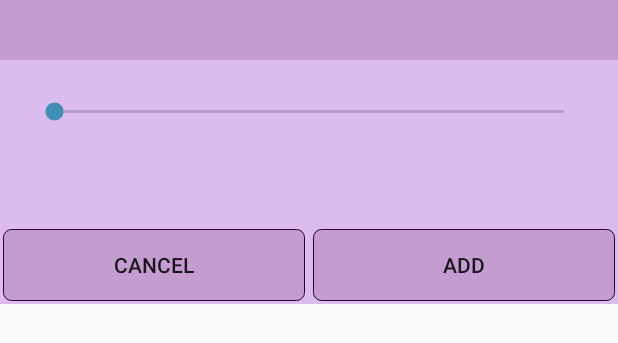
After one commit to kuza2010/recipe_book, an Android app: the layout alter_diallog_view.xml on its own in the app's theme, with its tools: preview values and no code run, on a phone screen of 412 x 824 dp. The commit adds this screen. Shown: the top 343 px of the screen. Run offline under Robolectric (Android 15) with nearby library versions, the phone set to English and light mode, and no system bars; network calls fail.

Commit message:
alert dialog added
Signed-off-by: Artyom <danilinartem1997@gmail.com>

```diff
--- /dev/null
+++ b/app/src/main/res/drawable/alter_dialog_button_background.xml
@@ -0,0 +1,10 @@
+<?xml version="1.0" encoding="UTF-8"?>
+<shape xmlns:android="http://schemas.android.com/apk/res/android"
+    android:padding="12dp"
+    android:shape="rectangle" >
+    <solid android:color="@color/AlterDialogBackground" />
+    <stroke
+        android:width="0.5dp"
+        android:color="@color/BBlack"/>
+    <corners android:radius="@dimen/corner_radius"/>
+</shape>
--- a/app/src/main/res/layout/add_product_activity.xml
+++ b/app/src/main/res/layout/add_product_activity.xml
@@ -16,6 +16,7 @@
             android:id="@+id/search_app_compat_edit_text"
             android:layout_width="match_parent"
             android:layout_height="wrap_content"
+            android:inputType="text"
             android:hint="@string/add_product_hint"/>
 
         <ProgressBar
--- /dev/null
+++ b/app/src/main/res/layout/alter_diallog_view.xml
@@ -0,0 +1,69 @@
+<?xml version="1.0" encoding="utf-8"?>
+<RelativeLayout
+    xmlns:android="http://schemas.android.com/apk/res/android"
+    android:layout_width="match_parent"
+    android:layout_height="wrap_content"
+    android:background="@color/BSearchPopupBackground">
+
+    <TextView
+        android:id="@+id/title"
+        android:layout_width="match_parent"
+        android:layout_height="40dp"
+        android:background="@color/AlterDialogBackground"
+        android:gravity="center"
+        style="@style/AlterDialogTextViewBlueBerryStyle"/>
+
+    <LinearLayout
+        android:id="@+id/interact_layout"
+        android:layout_below="@+id/title"
+        android:layout_width="match_parent"
+        android:layout_height="wrap_content"
+        android:layout_margin="@dimen/horizontal_layout_margin_20"
+        android:orientation="vertical">
+
+        <SeekBar
+            android:id="@+id/seek_bar"
+            android:paddingTop="@dimen/standart_padding"
+            android:layout_width="match_parent"
+            android:layout_height="wrap_content"/>
+
+        <android.support.v7.widget.AppCompatTextView
+            android:layout_marginTop="@dimen/horizontal_layout_margin_20"
+            android:id="@+id/count_ingredient"
+            android:layout_width="wrap_content"
+            android:layout_height="wrap_content"
+            android:layout_gravity="center"
+            style="@style/SearchPopupTextViewBlueBerryStyle"/>
+
+    </LinearLayout>
+
+    <LinearLayout
+        android:layout_below="@+id/interact_layout"
+        android:layout_width="match_parent"
+        android:layout_height="wrap_content"
+        android:orientation="horizontal"
+        android:layout_margin="2dp"
+        android:weightSum="100">
+
+        <android.support.v7.widget.AppCompatButton
+            android:id="@+id/negative"
+            android:layout_width="wrap_content"
+            android:layout_height="wrap_content"
+            android:layout_weight="50"
+            android:text="@string/cancel"
+            android:foreground="?attr/selectableItemBackground"
+            android:background="@drawable/alter_dialog_button_background" />
+
+        <android.support.v7.widget.AppCompatButton
+            android:layout_marginStart="5dp"
+            android:id="@+id/positive"
+            android:layout_width="wrap_content"
+            android:layout_height="wrap_content"
+            android:layout_weight="50"
+            android:text="@string/add"
+            android:foreground="?attr/selectableItemBackground"
+            android:background="@drawable/alter_dialog_button_background" />
+
+    </LinearLayout>
+
+</RelativeLayout>
--- a/app/src/main/res/values/colors.xml
+++ b/app/src/main/res/values/colors.xml
@@ -37,4 +37,7 @@
     <!--    Search    -->
     <color name="BSearchPopupBackground">#BAD2A7EC</color>
 
+    <!--    AlterDialog    -->
+    <color name="AlterDialogBackground">@color/BImageViewPreloadBackground</color>
+
 </resources>
--- a/app/src/main/res/values/strings.xml
+++ b/app/src/main/res/values/strings.xml
@@ -27,5 +27,7 @@
 
     <!--    Add Product activity     -->
     <string name="add_product_hint">Enter some ingredient</string>
+    <string name="cancel">Cancel</string>
+    <string name="add">Add</string>
 
 </resources>
--- a/app/src/main/res/values/styles.xml
+++ b/app/src/main/res/values/styles.xml
@@ -66,5 +66,10 @@
         <item name="android:fontFamily">monospace</item>
     </style>
 
+    <!--    Alert Dialog flow    -->
+    <style name="AlterDialogTextViewBlueBerryStyle" parent="CategoryTextViewBlueBerryStyle">
+        <item name="android:textSize">20sp</item>
+    </style>
+
 
 </resources>
```
Also changed, not shown: app/src/main/java/com/example/myapplication/presentation/ui/product/AddProductActivity.java (+60 -2 lines), app/src/main/java/com/example/myapplication/presentation/ui/product/AddProductAdapter.java (+15 -8 lines).
